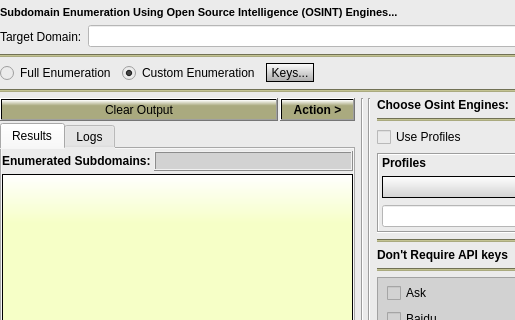
Before: the Qt Designer form Gui/src/OsintTab/Osint.ui in 3nock/OTE, drawn with Qt 5; both pictures show x 0 to 515 and y 0 to 320 of the 782 by 681 pixel window.
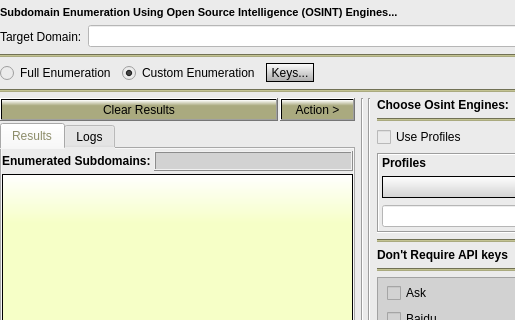
After: the same form once the commit is applied.

```diff
--- a/Gui/src/OsintTab/Osint.ui
+++ b/Gui/src/OsintTab/Osint.ui
@@ -278,7 +278,7 @@
                 <string notr="true">background-color: qlineargradient(x1: 0, y1: 0, x2: 0, y2: 1, stop: 0 white, stop: 0.3 rgb(170, 170, 127));</string>
                </property>
                <property name="text">
-                <string>Clear Output</string>
+                <string>Clear Results</string>
                </property>
               </widget>
              </item>
@@ -298,9 +298,9 @@
                </property>
                <property name="font">
                 <font>
-                 <weight>75</weight>
+                 <weight>50</weight>
                  <italic>false</italic>
-                 <bold>true</bold>
+                 <bold>false</bold>
                 </font>
                </property>
                <property name="styleSheet">
@@ -315,6 +315,15 @@
            </item>
            <item>
             <widget class="QTabWidget" name="tabWidget">
+             <property name="styleSheet">
+              <string notr="true">QTabBar::tab:hover{
+background-color: rgb(220, 220, 220);
+}
+
+QTabBar::tab:selected {
+color: rgb(141, 141, 106);
+}</string>
+             </property>
              <property name="currentIndex">
               <number>0</number>
              </property>
```
Left out of the diff: 46 changed lines with no effect on the pictures.
